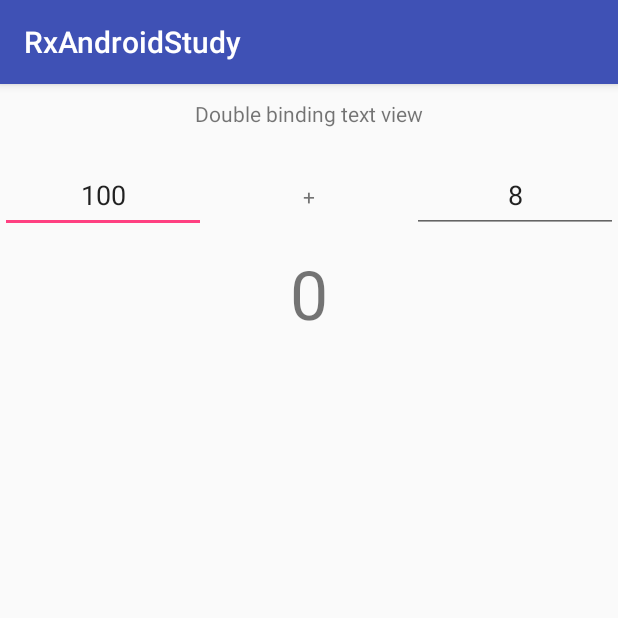
After one commit to gidools/RxAndroidStudy, an Android app: the fragment DoubleBindingTextViewFragment shown on its own in the app's theme, on a phone screen of 412 x 824 dp, the top half of it. The commit adds this screen. Run offline under Robolectric (Android 15) with nearby library versions, the phone set to English and light mode, and no system bars; our stand-ins replace ButterKnife; libraries missing offline, so code that uses them is left out: com.jakewharton.rxbinding, rx.subjects; 3 statements that could not run were skipped.

Commit message:
Add double binding text view

```diff
--- /dev/null
+++ b/app/src/main/java/maxst/com/rxandroidstudy/fragment/DoubleBindingTextViewFragment.java
@@ -0,0 +1,70 @@
+package maxst.com.rxandroidstudy.fragment;
+
+import android.os.Bundle;
+import android.support.annotation.Nullable;
+import android.support.v4.app.Fragment;
+import android.text.TextUtils;
+import android.view.LayoutInflater;
+import android.view.View;
+import android.view.ViewGroup;
+import android.widget.EditText;
+import android.widget.TextView;
+
+import com.jakewharton.rxbinding.widget.RxTextView;
+import com.jakewharton.rxbinding.widget.TextViewTextChangeEvent;
+
+import butterknife.Bind;
+import butterknife.ButterKnife;
+import maxst.com.rxandroidstudy.R;
+import rx.Observable;
+import rx.Subscription;
+import rx.subjects.PublishSubject;
+/**
+ * Created by Giseok on 2016-10-30.
+ */
+
+public class DoubleBindingTextViewFragment extends Fragment {
+
+	@Bind(R.id.double_binding_num1)
+	EditText num1EditText;
+
+	@Bind(R.id.double_binding_num2)
+	EditText num2EditText;
+
+	@Bind(R.id.double_binding_result)
+	TextView resultTextView;
+
+	Subscription subscription;
+	PublishSubject<Float> publishSubject;
+
+	@Nullable
+	@Override
+	public View onCreateView(LayoutInflater inflater, @Nullable ViewGroup container, @Nullable Bundle savedInstanceState) {
+		View layout = inflater.inflate(R.layout.fragment_double_binding_textview, container, false);
+		ButterKnife.bind(this, layout);
+
+		rx.Observable<TextViewTextChangeEvent> numb1Observable = RxTextView.textChangeEvents(num1EditText)
+				.filter(textChanges -> !TextUtils.isEmpty(textChanges.text().toString()));
+
+		rx.Observable<TextViewTextChangeEvent> numb2Observable = RxTextView.textChangeEvents(num2EditText)
+				.filter(textChanges -> !TextUtils.isEmpty(textChanges.text().toString()));
+
+		Observable.combineLatest(numb1Observable, numb2Observable,
+				(textChangeEvents1, textChangeEvents2) -> {
+					float num1 = Float.parseFloat(textChangeEvents1.text().toString());
+					float num2 = Float.parseFloat(textChangeEvents2.text().toString());
+					return num1 + num2; }) //)
+				.subscribe(result -> resultTextView.setText(String.valueOf(result)));
+
+		return layout;
+	}
+
+	@Override
+	public void onDestroy() {
+		super.onDestroy();
+
+		ButterKnife.unbind(this);
+	}
+
+
+}
--- a/app/src/main/java/maxst/com/rxandroidstudy/fragment/MainFragment.java
+++ b/app/src/main/java/maxst/com/rxandroidstudy/fragment/MainFragment.java
@@ -39,6 +39,7 @@ public class MainFragment extends Fragment {
 		layout.findViewById(R.id.rx_map_vs_flat_map).setOnClickListener(onClickListener);
 		layout.findViewById(R.id.scheduler_bg_work).setOnClickListener(onClickListener);
 		layout.findViewById(R.id.debounce_emitter).setOnClickListener(onClickListener);
+		layout.findViewById(R.id.double_binding_text_view).setOnClickListener(onClickListener);
 		return layout;
 	}
 
@@ -90,6 +91,10 @@ public class MainFragment extends Fragment {
 				case R.id.debounce_emitter:
 					clickedOn(new DebounceSearchEmitterFragment());
 					break;
+
+				case R.id.double_binding_text_view:
+					clickedOn(new DoubleBindingTextViewFragment());
+					break;
 			}
 		}
 	};
--- /dev/null
+++ b/app/src/main/res/layout/fragment_double_binding_textview.xml
@@ -0,0 +1,63 @@
+<?xml version="1.0" encoding="utf-8"?>
+
+<LinearLayout
+    android:orientation="vertical"
+    android:layout_height="match_parent"
+    android:layout_width="match_parent"
+    xmlns:android="http://schemas.android.com/apk/res/android"
+    >
+
+    <TextView
+        android:layout_height="wrap_content"
+        android:layout_width="match_parent"
+        android:padding="10dp"
+        android:gravity="center"
+        android:text="Double binding text view"
+        />
+
+    <LinearLayout
+        android:layout_height="wrap_content"
+        android:layout_width="match_parent"
+        android:layout_marginTop="10dp"
+        >
+
+        <EditText
+            android:id="@+id/double_binding_num1"
+            android:layout_weight="1"
+            android:layout_height="50dp"
+            android:layout_width="0dp"
+            android:gravity="center"
+            android:text="100"
+            android:inputType="numberDecimal"
+            />
+
+        <TextView
+            android:layout_weight="1"
+            android:layout_height="50dp"
+            android:layout_width="0dp"
+            android:gravity="center"
+            android:text="+"
+            />
+
+        <EditText
+            android:id="@+id/double_binding_num2"
+            android:layout_weight="1"
+            android:layout_height="50dp"
+            android:layout_width="0dp"
+            android:gravity="center"
+            android:text="8"
+            android:inputType="numberDecimal"
+            />
+    </LinearLayout>
+
+    <TextView
+        android:id="@+id/double_binding_result"
+        android:layout_height="wrap_content"
+        android:layout_width="match_parent"
+        android:layout_marginTop="10dp"
+        android:gravity="center"
+        android:textSize="45sp"
+        android:text="0"
+        />
+
+</LinearLayout>
--- a/app/src/main/res/layout/fragment_main.xml
+++ b/app/src/main/res/layout/fragment_main.xml
@@ -89,5 +89,13 @@
 			android:text="Debouce Emitter"
 			android:textSize="15sp"/>
 
+		<Button
+			android:id="@+id/double_binding_text_view"
+			android:layout_width="250dp"
+			android:layout_height="wrap_content"
+			android:text="Double binding text view"
+			android:textSize="15sp"/>
+
+
 	</LinearLayout>
 </ScrollView>
```
